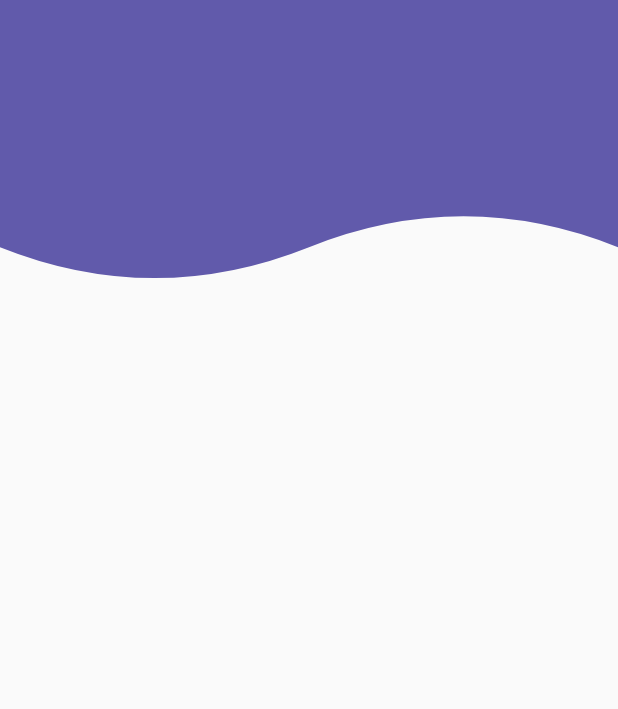
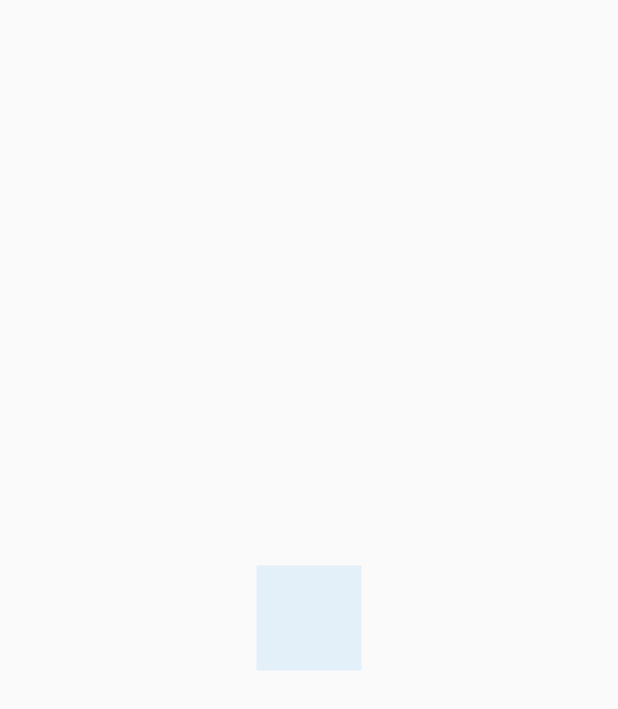
Before and after one commit to nicoar9/designs, a Flutter app: the screen it shows after launch, on a phone screen of 412 x 824 dp. Shown: the top 709 px of the screen. Run offline on Flutter 3.47's test engine with Material 2 defaults, Android fonts, the phone set to English and light mode, and no system bars.

Commit message:
:sparkles:Feature: Add Animation to square using rotation and opacity

```diff
--- a/lib/main.dart
+++ b/lib/main.dart
@@ -1,3 +1,4 @@
+import 'package:designs/src/pages/animation_page.dart';
 import 'package:flutter/material.dart';
 
 import 'package:designs/src/pages/headers_page.dart';
@@ -9,7 +10,7 @@ class MyApp extends StatelessWidget {
   Widget build(BuildContext context) {
     return MaterialApp(
       title: 'Design App',
-      home: HeadersPage(),
+      home: AnimationPage(),
     );
   }
 }
--- /dev/null
+++ b/lib/src/pages/animation_page.dart
@@ -0,0 +1,91 @@
+import 'package:flutter/material.dart';
+import 'dart:math' as Math;
+
+class AnimationPage extends StatelessWidget {
+  @override
+  Widget build(BuildContext context) {
+    return Scaffold(
+      body: Center(
+        child: AnimatedSquare(),
+      ),
+    );
+  }
+}
+
+class AnimatedSquare extends StatefulWidget {
+  const AnimatedSquare({
+    Key key,
+  }) : super(key: key);
+
+  @override
+  _AnimatedSquareState createState() => _AnimatedSquareState();
+}
+
+class _AnimatedSquareState extends State<AnimatedSquare>
+    with SingleTickerProviderStateMixin {
+  AnimationController controller;
+  Animation<double> rotation;
+  Animation<double> opacity;
+
+  @override
+  void initState() {
+    controller = AnimationController(
+        vsync: this, duration: Duration(milliseconds: 4000));
+
+    rotation = Tween(
+      begin: 0.0,
+      end: 2 * Math.pi,
+    ).animate(CurvedAnimation(parent: controller, curve: Curves.bounceIn));
+
+    opacity = Tween(begin: 0.1, end: 1.0).animate(
+      CurvedAnimation(
+        parent: controller,
+        curve: Interval(0.5, 1),
+      ),
+    );
+
+    controller.addListener(() {
+      print('Status: ${controller.status}');
+      if (controller.status == AnimationStatus.completed) {
+        controller.reset();
+      }
+    });
+    super.initState();
+  }
+
+  @override
+  void dispose() {
+    controller.dispose();
+    super.dispose();
+  }
+
+  @override
+  Widget build(BuildContext context) {
+    controller.forward();
+
+    return AnimatedBuilder(
+      animation: controller,
+      child: _Square(),
+      builder: (BuildContext context, Widget child) {
+        return Transform.rotate(
+          angle: rotation.value,
+          child: Opacity(
+            opacity: opacity.value,
+            child: child,
+          ),
+        );
+      },
+    );
+  }
+}
+
+class _Square extends StatelessWidget {
+  @override
+  Widget build(BuildContext context) {
+    return Container(
+      width: 70,
+      height: 70,
+      decoration: BoxDecoration(color: Colors.blue),
+    );
+  }
+}
```
